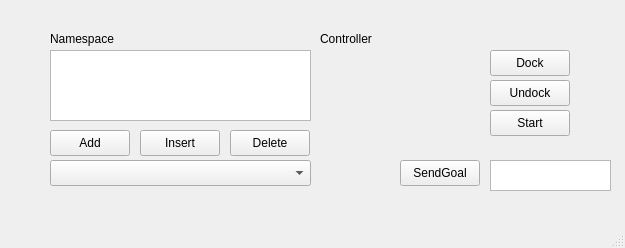
The window that view/GUI/mainwindow.ui (RedwanNewaz/create3_controller) describes before a commit, drawn with Qt 5.
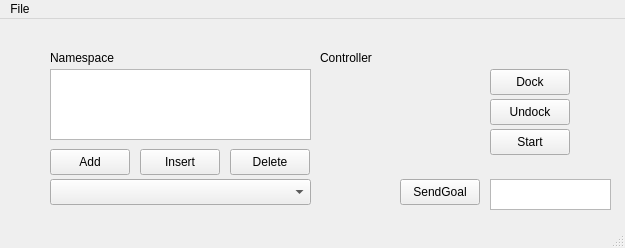
The same window after the commit.

Commit message: waypoint gui and action server implemented

```diff
--- a/view/GUI/mainwindow.ui
+++ b/view/GUI/mainwindow.ui
@@ -181,6 +181,13 @@
      <height>23</height>
     </rect>
    </property>
+   <widget class="QMenu" name="menuSend">
+    <property name="title">
+     <string>File</string>
+    </property>
+    <addaction name="actionwaypoints"/>
+   </widget>
+   <addaction name="menuSend"/>
   </widget>
   <widget class="QStatusBar" name="statusbar"/>
  </widget>
```
Left out of the diff: 5 changed lines with no effect on the pictures. The commit also changes 6 other files.
